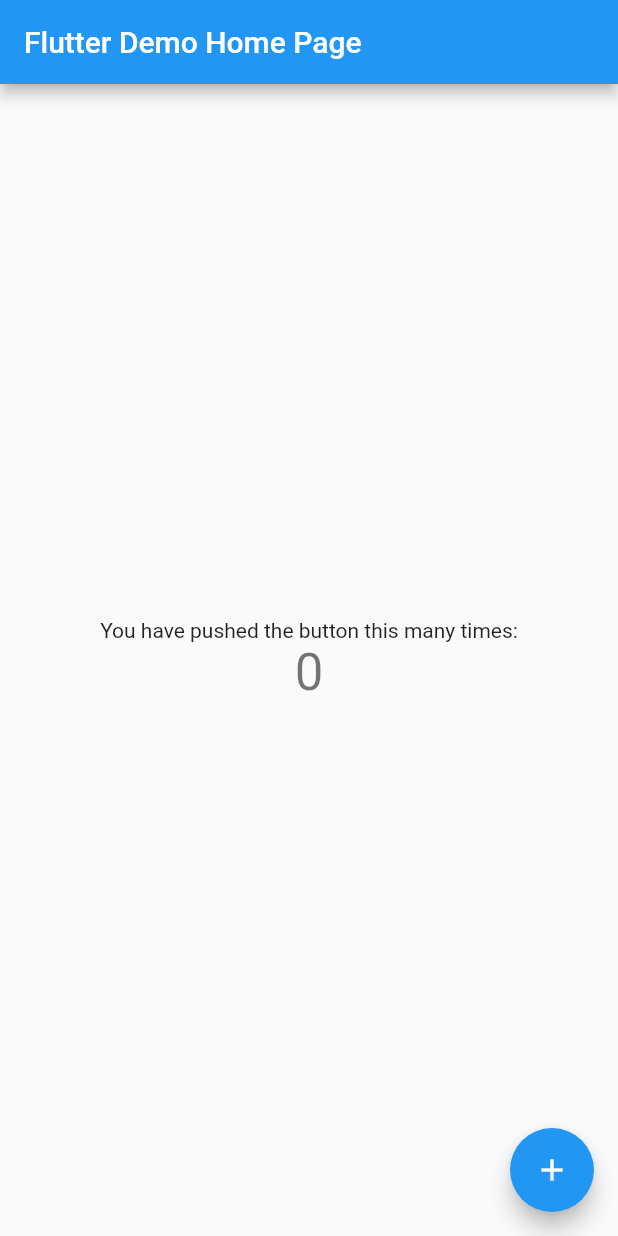
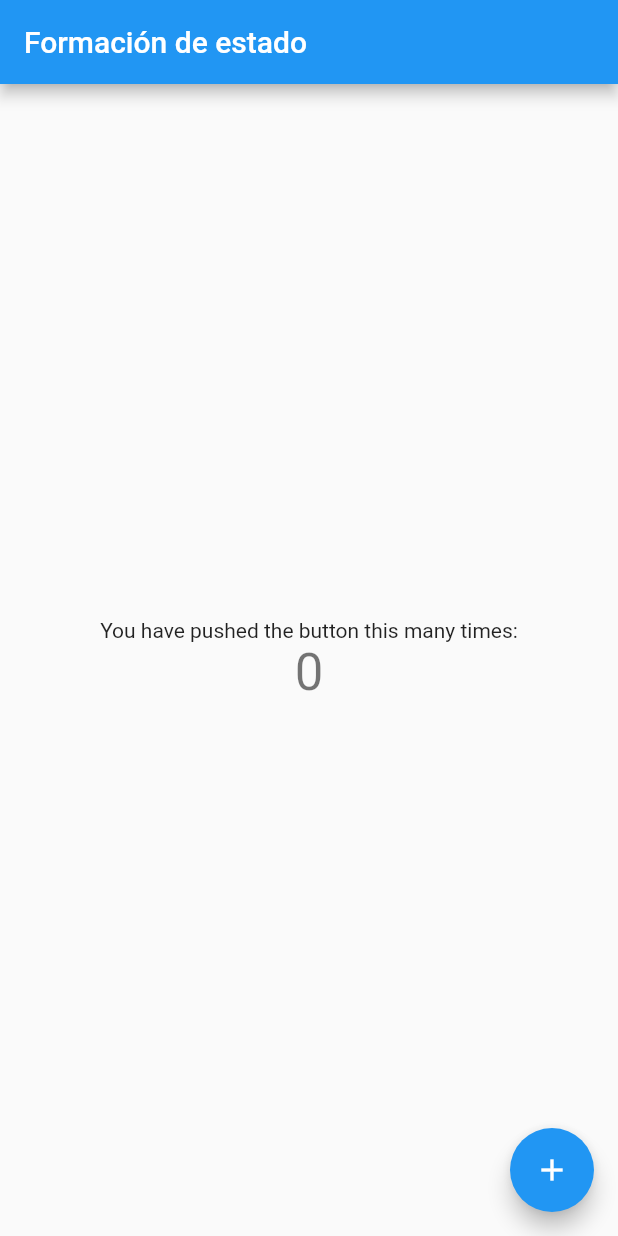
Before and after one commit to vlopezmaubic/formacion_flutter_estado, a Flutter app: the screen it shows after launch, on a phone screen of 412 x 824 dp. Run offline on Flutter 3.47's test engine with Material 2 defaults, Android fonts, the phone set to English and light mode, and no system bars.

Commit message:
Eliminar comentarios

```diff
--- a/lib/main.dart
+++ b/lib/main.dart
@@ -3,41 +3,21 @@ import 'package:flutter/material.dart';
 void main() => runApp(MyApp());
 
 class MyApp extends StatelessWidget {
-  // This widget is the root of your application.
   @override
   Widget build(BuildContext context) {
     return MaterialApp(
-      title: 'Flutter Demo',
+      title: 'Formación de estado',
       theme: ThemeData(
-        // This is the theme of your application.
-        //
-        // Try running your application with "flutter run". You'll see the
-        // application has a blue toolbar. Then, without quitting the app, try
-        // changing the primarySwatch below to Colors.green and then invoke
-        // "hot reload" (press "r" in the console where you ran "flutter run",
-        // or simply save your changes to "hot reload" in a Flutter IDE).
-        // Notice that the counter didn't reset back to zero; the application
-        // is not restarted.
         primarySwatch: Colors.blue,
       ),
-      home: MyHomePage(title: 'Flutter Demo Home Page'),
+      home: MyHomePage(title: 'Formación de estado'),
     );
   }
 }
 
 class MyHomePage extends StatefulWidget {
+  final String title;
   MyHomePage({Key key, this.title}) : super(key: key);
-
-  // This widget is the home page of your application. It is stateful, meaning
-  // that it has a State object (defined below) that contains fields that affect
-  // how it looks.
-
-  // This class is the configuration for the state. It holds the values (in this
-  // case the title) provided by the parent (in this case the App widget) and
-  // used by the build method of the State. Fields in a Widget subclass are
-  // always marked "final".
-
-  final String title;
 
   @override
   _MyHomePageState createState() => _MyHomePageState();
@@ -48,47 +28,18 @@ class _MyHomePageState extends State<MyHomePage> {
 
   void _incrementCounter() {
     setState(() {
-      // This call to setState tells the Flutter framework that something has
-      // changed in this State, which causes it to rerun the build method below
-      // so that the display can reflect the updated values. If we changed
-      // _counter without calling setState(), then the build method would not be
-      // called again, and so nothing would appear to happen.
       _counter++;
     });
   }
 
   @override
   Widget build(BuildContext context) {
-    // This method is rerun every time setState is called, for instance as done
-    // by the _incrementCounter method above.
-    //
-    // The Flutter framework has been optimized to make rerunning build methods
-    // fast, so that you can just rebuild anything that needs updating rather
-    // than having to individually change instances of widgets.
     return Scaffold(
       appBar: AppBar(
-        // Here we take the value from the MyHomePage object that was created by
-        // the App.build method, and use it to set our appbar title.
         title: Text(widget.title),
       ),
       body: Center(
-        // Center is a layout widget. It takes a single child and positions it
-        // in the middle of the parent.
         child: Column(
-          // Column is also a layout widget. It takes a list of children and
-          // arranges them vertically. By default, it sizes itself to fit its
-          // children horizontally, and tries to be as tall as its parent.
-          //
-          // Invoke "debug painting" (press "p" in the console, choose the
-          // "Toggle Debug Paint" action from the Flutter Inspector in Android
-          // Studio, or the "Toggle Debug Paint" command in Visual Studio Code)
-          // to see the wireframe for each widget.
-          //
-          // Column has various properties to control how it sizes itself and
-          // how it positions its children. Here we use mainAxisAlignment to
-          // center the children vertically; the main axis here is the vertical
-          // axis because Columns are vertical (the cross axis would be
-          // horizontal).
           mainAxisAlignment: MainAxisAlignment.center,
           children: <Widget>[
             Text(
@@ -105,7 +56,7 @@ class _MyHomePageState extends State<MyHomePage> {
         onPressed: _incrementCounter,
         tooltip: 'Increment',
         child: Icon(Icons.add),
-      ), // This trailing comma makes auto-formatting nicer for build methods.
+      ),
     );
   }
 }
```
Also changed, not shown: pubspec.yaml (+1 -52 lines).
